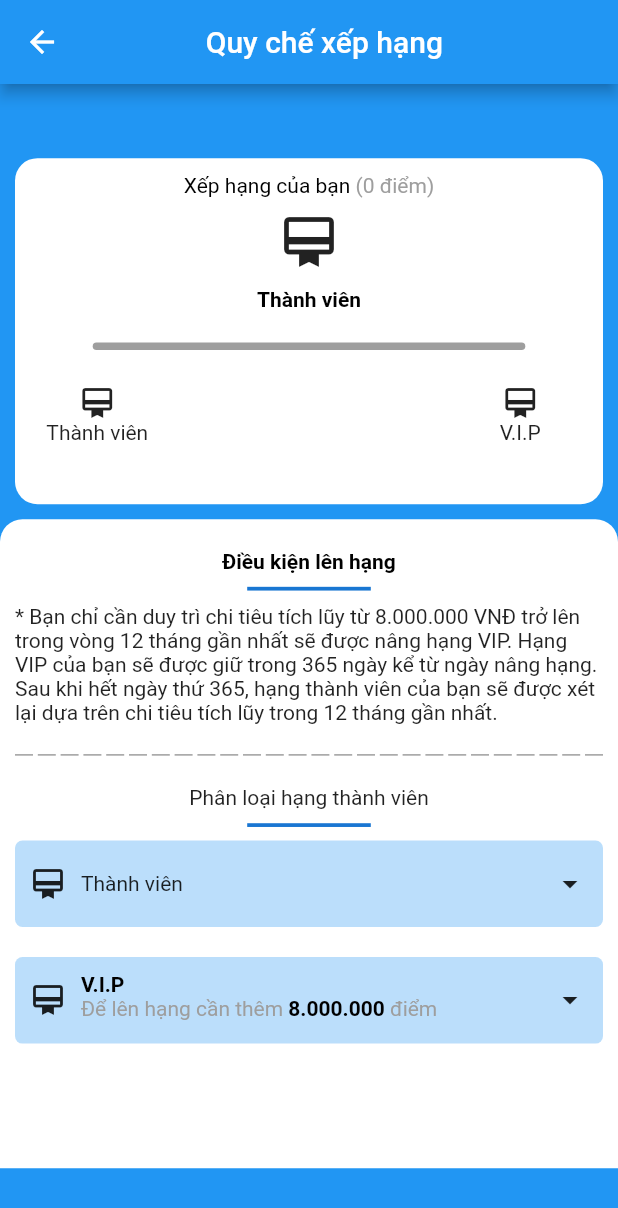
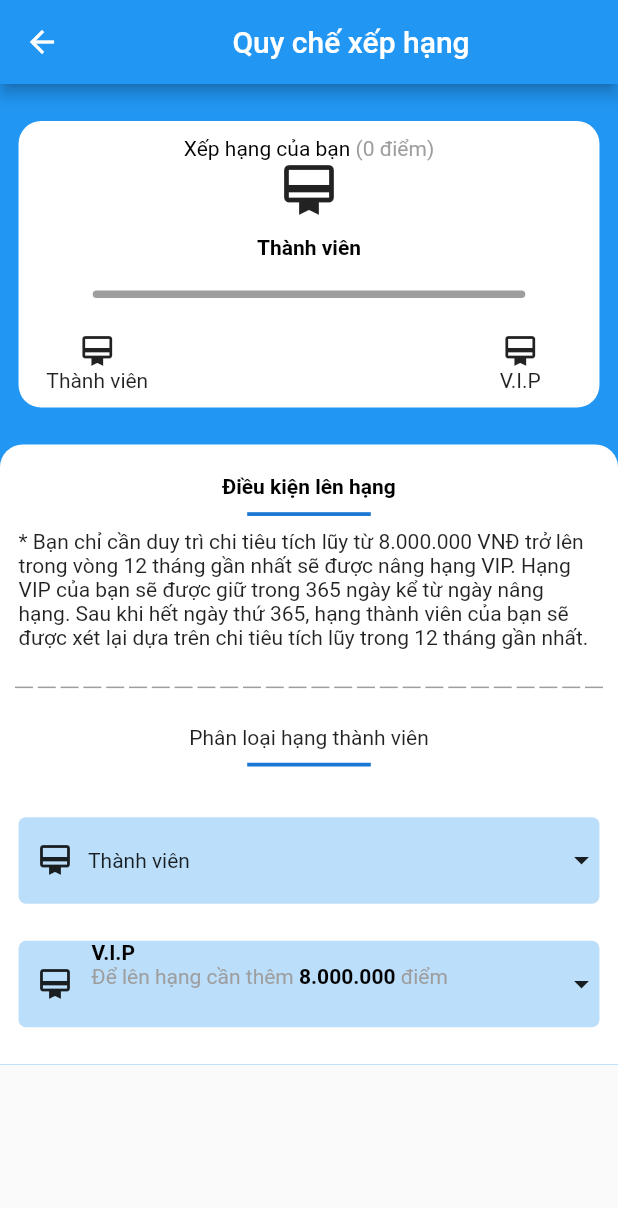
Before and after one commit to khanhpl/Pharmacity-dart, a Flutter app: the Account screen opened by its route, after a tap on "Quy chế xếp hạng thành viên ExtraCare", on a phone screen of 412 x 824 dp. Shown: the top 1208 px of the screen. Run offline on Flutter 3.47's test engine with Material 2 defaults, Android fonts, the phone set to English and light mode, and no system bars; drawn by our look-alikes of flutter_dash; our stand-ins replace carousel_pro, google_maps_flutter.

Commit message:
fix size release ver 2 8-11-2021

```diff
--- a/lib/screens/home/up_nav_bar.dart
+++ b/lib/screens/home/up_nav_bar.dart
@@ -24,7 +24,8 @@ AppBar UpAppBar(context) {
                   hintText: 'Tìm Trên Pharmacity',
                   hintStyle: TextStyle(
                     color: Colors.black26,
-                  )),
+                  ),
+              ),
             ),
           ),
         ],
--- a/lib/screens/services/accounts/accountSetting.dart
+++ b/lib/screens/services/accounts/accountSetting.dart
@@ -23,6 +23,8 @@ class _MyAccountSettingState extends State<MyAccountSetting> {
           decoration: BoxDecoration(
             color: Colors.blue[700],
           ),
+          child: SingleChildScrollView(
+            scrollDirection: Axis.vertical,
             child: Column(
               children: [
                 Container(
@@ -114,6 +116,7 @@ class _MyAccountSettingState extends State<MyAccountSetting> {
             ),
           ),
         ),
+      ),
     );
   }
 }
--- a/lib/screens/services/accounts/accounts.dart
+++ b/lib/screens/services/accounts/accounts.dart
@@ -1,25 +1,33 @@
 import 'package:flutter/material.dart';
 import 'package:url_launcher/url_launcher.dart';
+
 class Account extends StatelessWidget {
   @override
   Widget build(BuildContext context) {
     var _pageHeight = MediaQuery.of(context).size.height;
     var _pageWidth = MediaQuery.of(context).size.width;
+
+    var _edgeInsertLR = MediaQuery.of(context).size.width * 0.03;
+    var _edgeInsertTB = MediaQuery.of(context).size.height * 0.03;
     return Container(
       decoration: BoxDecoration(
         color: Colors.blue[700],
       ),
+      child: SingleChildScrollView(
+        scrollDirection: Axis.vertical,
         child: Column(
           children: [
+            SizedBox(height: _edgeInsertTB * 2),
             Container(
               width: _pageWidth,
-            height: _pageHeight * 0.2,
-            margin: EdgeInsets.fromLTRB(10.0, _pageHeight * 0.06, 10, 10),
+              height: _pageHeight * 0.23,
+              margin: EdgeInsets.fromLTRB(_edgeInsertLR, 0, _edgeInsertLR, 0),
               decoration: BoxDecoration(
                 color: Colors.white,
                 borderRadius: BorderRadius.circular(15),
               ),
               child: Column(
+                mainAxisAlignment: MainAxisAlignment.center,
                 children: [
                   Container(
                     height: _pageHeight * 0.2 * 0.3,
@@ -30,14 +38,14 @@ class Account extends StatelessWidget {
                       ),
                     ),
                     alignment: Alignment.centerLeft,
-                  margin: EdgeInsets.only(left: 10),
+                    margin: EdgeInsets.only(left: _edgeInsertLR),
                   ),
                   Container(
                     height: _pageHeight * 0.2 * 0.3,
                     child: Text(
                         'Hãy đăng nhập để được hưởng các đặc quyền riêng dành cho thành viên'),
                     alignment: Alignment.centerLeft,
-                  margin: EdgeInsets.only(left: 10),
+                    margin: EdgeInsets.only(left: _edgeInsertLR),
                   ),
                   Container(
                     child: ElevatedButton(
@@ -50,7 +58,8 @@ class Account extends StatelessWidget {
                       style: ButtonStyle(
                         backgroundColor: MaterialStateProperty.all<Color>(
                             Theme.of(context).primaryColor),
-                      shape: MaterialStateProperty.all<RoundedRectangleBorder>(
+                        shape:
+                            MaterialStateProperty.all<RoundedRectangleBorder>(
                           RoundedRectangleBorder(
                             borderRadius: BorderRadius.circular(10.0),
                           ),
@@ -61,17 +70,20 @@ class Account extends StatelessWidget {
                       },
                     ),
                     width: _pageWidth,
-                  margin: EdgeInsets.fromLTRB(10, 0, 10, 0),
+                    margin:
+                        EdgeInsets.fromLTRB(_edgeInsertLR, 0, _edgeInsertLR, 0),
                   ),
                 ],
               ),
             ),
+            SizedBox(height: _edgeInsertTB),
             Container(
               width: _pageWidth,
               height: _pageHeight * 0.62,
               decoration: BoxDecoration(
                 borderRadius: BorderRadius.only(
-                  topLeft: Radius.circular(15), topRight: Radius.circular(15)),
+                    topLeft: Radius.circular(15),
+                    topRight: Radius.circular(15)),
                 color: Colors.white,
               ),
               child: Column(
@@ -87,12 +99,15 @@ class Account extends StatelessWidget {
                             width: _pageWidth * 0.1,
                           ),
                           Container(
-                          child: Text('Quy chế xếp hạng thành viên ExtraCare'),
-                          width: _pageWidth * 0.75,
+                            child:
+                                Text('Quy chế xếp hạng thành viên ExtraCare'),
                           ),
-                        Container(
+                          Expanded(
+                            child: Container(
+                              alignment: Alignment.centerRight,
                               child: Icon(Icons.arrow_forward_ios),
-                        )
+                            ),
+                          ),
                         ],
                       ),
                       onPressed: () {
@@ -123,11 +138,13 @@ class Account extends StatelessWidget {
                           ),
                           Container(
                             child: Text('Trung tâm trợ giúp'),
-                          width: _pageWidth * 0.75,
                           ),
-                        Container(
+                          Expanded(
+                            child: Container(
+                              alignment: Alignment.centerRight,
                               child: Icon(Icons.arrow_forward_ios),
-                        )
+                            ),
+                          ),
                         ],
                       ),
                       onPressed: () {
@@ -152,11 +169,13 @@ class Account extends StatelessWidget {
                           ),
                           Container(
                             child: Text('Cài đặt'),
-                          width: _pageWidth * 0.75,
                           ),
-                        Container(
+                          Expanded(
+                            child: Container(
+                              alignment: Alignment.centerRight,
                               child: Icon(Icons.arrow_forward_ios),
-                        )
+                            ),
+                          ),
                         ],
                       ),
                       onPressed: () {
@@ -166,7 +185,6 @@ class Account extends StatelessWidget {
                   ),
                   Container(
                     height: _pageHeight * 0.1,
-                  width: _pageWidth * 0.4,
                     decoration: BoxDecoration(
                       border: Border(
                         bottom: BorderSide(color: Colors.grey.shade100),
@@ -174,6 +192,7 @@ class Account extends StatelessWidget {
                     ),
                     child: FlatButton(
                       child: Row(
+                        mainAxisAlignment: MainAxisAlignment.center,
                         children: [
                           Container(
                             child: Icon(Icons.support_agent_outlined),
@@ -205,6 +224,7 @@ class Account extends StatelessWidget {
             ),
           ],
         ),
+      ),
     );
   }
 }
--- a/lib/screens/services/accounts/user_ranking.dart
+++ b/lib/screens/services/accounts/user_ranking.dart
@@ -13,14 +13,17 @@ class _MyUserRankingState extends State<MyUserRanking> {
   Widget build(BuildContext context) {
     var _pageHeight = MediaQuery.of(context).size.height;
     var _pageWidth = MediaQuery.of(context).size.width;
+
+    var _edgeInsertLR = MediaQuery.of(context).size.width * 0.03;
+    var _edgeInsertTB = MediaQuery.of(context).size.height * 0.03;
     return Scaffold(
       appBar: AppBar(
         title: Container(
           child: Row(
+            mainAxisAlignment: MainAxisAlignment.center,
             children: [
               Container(
                 alignment: Alignment.center,
-                width: _pageWidth * 0.7,
                 child: Text('Quy chế xếp hạng'),
               ),
             ],
@@ -31,21 +34,24 @@ class _MyUserRankingState extends State<MyUserRanking> {
         decoration: BoxDecoration(
           color: Theme.of(context).primaryColor,
         ),
+        child: SingleChildScrollView(
+          scrollDirection: Axis.vertical,
           child: Column(
             children: [
+              SizedBox(height: _edgeInsertTB),
               Container(
                 width: _pageWidth,
-              height: _pageHeight * 0.28,
+                // height: _pageHeight * 0.28,
                 alignment: Alignment.center,
-              margin: EdgeInsets.fromLTRB(10.0, _pageHeight * 0.06, 10, 10),
+                margin: EdgeInsets.fromLTRB(_edgeInsertLR, 0, _edgeInsertLR, 0),
                 decoration: BoxDecoration(
                   color: Colors.white,
                   borderRadius: BorderRadius.circular(15),
                 ),
                 child: Column(
                   children: [
+                    SizedBox(height: 10),
                     Container(
-                    margin: EdgeInsets.only(top: 10, bottom: 10),
                       child: RichText(
                         text: TextSpan(
                           text: 'Xếp hạng của bạn ',
@@ -120,17 +126,15 @@ class _MyUserRankingState extends State<MyUserRanking> {
                         ],
                       ),
                     ),
+                    SizedBox(height: 10),
                   ],
                 ),
               ),
-
+              SizedBox(height: _edgeInsertTB),
               //BODY
               Container(
                 width: _pageWidth,
-              height: _pageHeight * 0.525,
                 alignment: Alignment.center,
-              // margin: EdgeInsets.fromLTRB(10.0, 0, 10, 0),
-              padding: EdgeInsets.fromLTRB(10, 0, 10, 0),
                 decoration: BoxDecoration(
                   color: Colors.white,
                   borderRadius: BorderRadius.only(
@@ -158,15 +162,17 @@ class _MyUserRankingState extends State<MyUserRanking> {
                       ),
                     ),
                     Container(
+
+                      margin: EdgeInsets.fromLTRB(_edgeInsertLR, 0, _edgeInsertLR, 0),
                       child: Text(
                           '* Bạn chỉ cần duy trì chi tiêu tích lũy từ 8.000.000 VNĐ trở lên trong vòng 12 tháng gần nhất sẽ được nâng hạng VIP. '
                           'Hạng VIP của bạn sẽ được giữ trong 365 ngày kể từ ngày nâng hạng. '
                           'Sau khi hết ngày thứ 365, hạng thành viên của bạn sẽ được xét lại dựa trên chi tiêu tích lũy trong 12 tháng gần nhất.'),
                     ),
+                    SizedBox(height: _edgeInsertTB),
                     Container(
                       width: _pageWidth,
                       alignment: Alignment.center,
-                    margin: EdgeInsets.only(top: 20),
                       child: Dash(
                         direction: Axis.horizontal,
                         length: _pageWidth - 20,
@@ -174,8 +180,8 @@ class _MyUserRankingState extends State<MyUserRanking> {
                         dashColor: Colors.grey,
                       ),
                     ),
+                    SizedBox(height: _edgeInsertTB),
                     Container(
-                    margin: EdgeInsets.only(top: 20),
                       child: Text(
                         'Phân loại hạng thành viên',
                       ),
@@ -188,17 +194,20 @@ class _MyUserRankingState extends State<MyUserRanking> {
                         thickness: 2.5,
                       ),
                     ),
+                    SizedBox(height: _edgeInsertTB),
                     Container(
-                    width: _pageWidth - 20,
+                      width: _pageWidth,
                       height: _pageHeight * 0.07,
-                    padding: EdgeInsets.fromLTRB(10, 0, 10, 0),
+                      margin: EdgeInsets.fromLTRB(_edgeInsertLR, 0, _edgeInsertLR, 0),
                       decoration: BoxDecoration(
                         color: Colors.blue.shade100,
                         borderRadius: BorderRadius.circular(5),
                       ),
                       child: Row(
+                        mainAxisAlignment: MainAxisAlignment.center,
                         children: [
                           Container(
+                            margin: EdgeInsets.fromLTRB(_edgeInsertLR, 0, 0, 0),
                             child: Icon(
                               Icons.wallet_membership,
                             ),
@@ -218,27 +227,28 @@ class _MyUserRankingState extends State<MyUserRanking> {
                         ],
                       ),
                     ),
+                    SizedBox(height: _edgeInsertTB),
                     Container(
-                    width: _pageWidth - 20,
+                      width: _pageWidth,
                       height: _pageHeight * 0.07,
                       // alignment: Alignment.centerLeft,
-                    padding: EdgeInsets.fromLTRB(10, 0, 10, 0),
-                    margin: EdgeInsets.only(top: 20),
+                      margin: EdgeInsets.fromLTRB(_edgeInsertLR, 0, _edgeInsertLR, 0),
                       decoration: BoxDecoration(
                         color: Colors.blue.shade100,
                         borderRadius: BorderRadius.circular(5),
                       ),
                       child: Row(
+                        mainAxisAlignment: MainAxisAlignment.center,
                         children: [
                           Container(
+                            margin: EdgeInsets.fromLTRB(_edgeInsertLR, 0, 0, 0),
                             child: Icon(
                               Icons.wallet_membership,
                             ),
                           ),
                           Container(
                             alignment: Alignment.centerLeft,
-                          margin: EdgeInsets.only(left: 10, top: 10),
-
+                            margin: EdgeInsets.only(left: _edgeInsertLR),
                             child: Column(
                               crossAxisAlignment: CrossAxisAlignment.start,
                               children: [
@@ -288,12 +298,14 @@ class _MyUserRankingState extends State<MyUserRanking> {
                         ],
                       ),
                     ),
+                    SizedBox(height: _edgeInsertTB),
                   ],
                 ),
               ),
             ],
           ),
         ),
+      ),
     );
   }
 }
--- a/lib/screens/services/hot_products_on_pharmacity/hot_product_on_pharmacity.dart
+++ b/lib/screens/services/hot_products_on_pharmacity/hot_product_on_pharmacity.dart
@@ -144,7 +144,7 @@ class PharmacityHotProduct extends StatelessWidget {
             SizedBox(height: 10.0),
             SizedBox(
               width: 180,
-              height: 40,
+              height: size.height * 0.06,
               child: TextButton(
                 style: TextButton.styleFrom(
                   backgroundColor: Colors.green,
```
Also changed, not shown: lib/screens/home/home_screen.dart (+5 -5 lines), lib/screens/services/accounts/login_form.dart (+11 -16 lines), lib/screens/services/phouse_system/phouse_system.dart (+20 -11 lines), lib/screens/services/products_only_on_pharmacity/product_only_pharmacity.dart (+6 -9 lines). Lines whose indentation alone changed are shown as unchanged.
